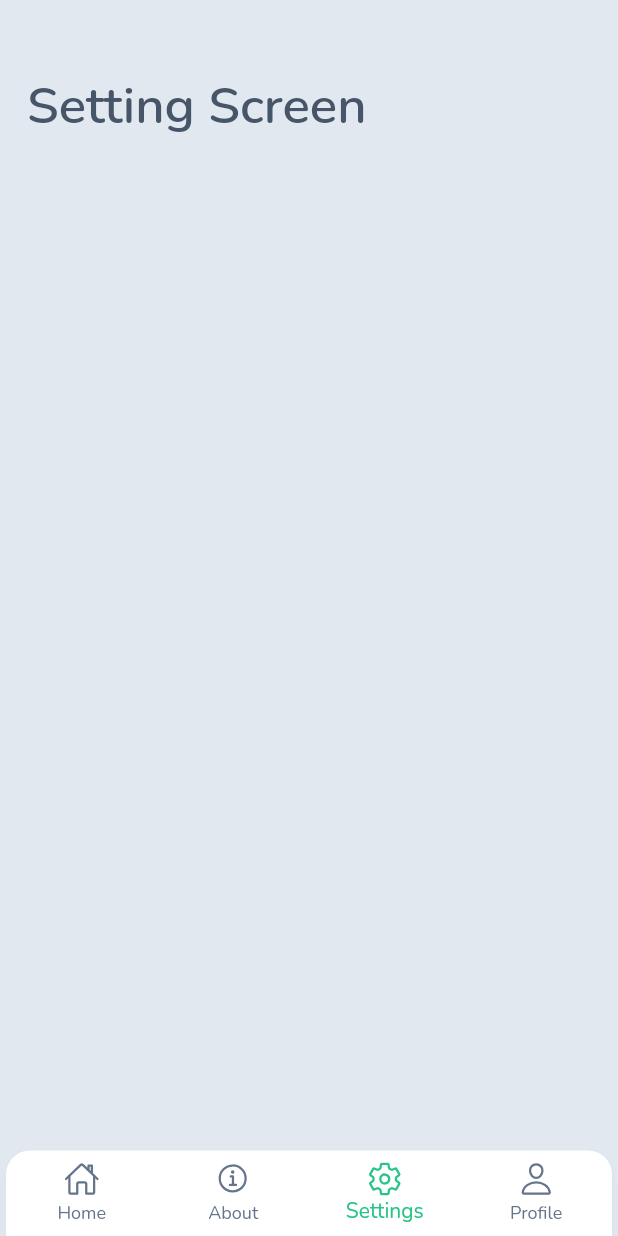
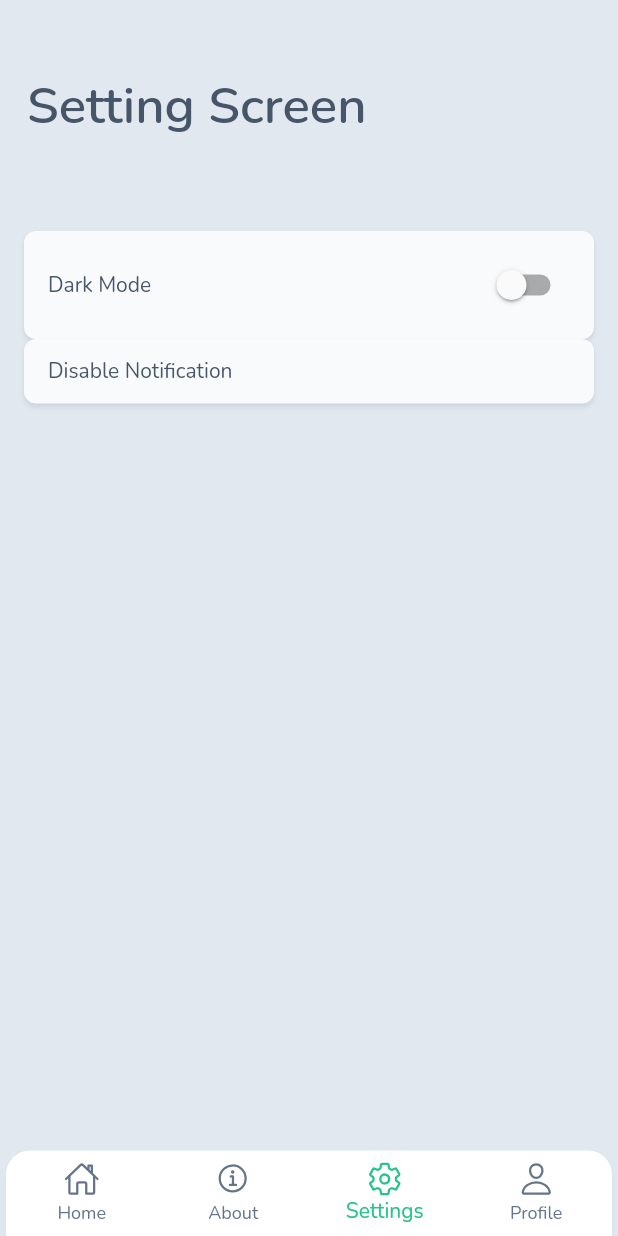
Before and after one commit to LeToyek/greeny, a Flutter app: the SekelatonScreen screen opened by its route, item 3 of the bottom bar chosen, on a phone screen of 412 x 824 dp. Run offline on Flutter 3.47's test engine with Material 2 defaults, Android fonts, the phone set to English and light mode, and no system bars; our stand-ins replace cloud_firestore, dotted_border, file_picker, firebase_auth, firebase_core, firebase_messaging and 9 more; missing offline and left inert: android_alarm_manager_plus; accounts and stored records are empty; network calls fail.

Commit message:
feat: change ui setting

```diff
--- a/lib/ui/screen/home/content/setting_screen.dart
+++ b/lib/ui/screen/home/content/setting_screen.dart
@@ -1,20 +1,47 @@
+import 'package:android_alarm_manager_plus/android_alarm_manager_plus.dart';
 import 'package:flutter/material.dart';
 import 'package:flutter_riverpod/flutter_riverpod.dart';
+import 'package:greenify/states/theme_mode.dart';
 import 'package:greenify/ui/layout/header.dart';
+import 'package:greenify/ui/widgets/card/plain_card.dart';
 
 class SettingScreen extends ConsumerWidget {
   const SettingScreen({super.key});
 
   @override
   Widget build(BuildContext context, WidgetRef ref) {
+    final displayMode = ref.watch(themeProvider);
+    final funcDisplayMode = ref.read(themeProvider.notifier);
     return Material(
       color: Theme.of(context).colorScheme.background,
       child: ListView(
           padding: const EdgeInsets.symmetric(horizontal: 16),
           physics: const BouncingScrollPhysics(),
-          children: const <Widget>[
-            Header(text: 'Setting Screen'),
-            SizedBox(height: 36),
+          children: <Widget>[
+            const Header(text: 'Setting Screen'),
+            const SizedBox(height: 36),
+            PlainCard(
+                child: Row(
+              children: [
+                const Expanded(child: Text('Dark Mode')),
+                Switch(
+                  value: displayMode == ThemeMode.dark,
+                  onChanged: (value) {
+                    funcDisplayMode
+                        .setThemeMode(value ? ThemeMode.dark : ThemeMode.light);
+                  },
+                )
+              ],
+            )),
+            GestureDetector(
+              onTap: () async => AndroidAlarmManager.cancel(1),
+              child: PlainCard(
+                  child: Row(
+                children: const [
+                  Expanded(child: Text('Disable Notification')),
+                ],
+              )),
+            )
           ]),
     );
   }
```
Also changed, not shown: lib/ui/screen/home/content/home_screen.dart (+0 -24 lines).
